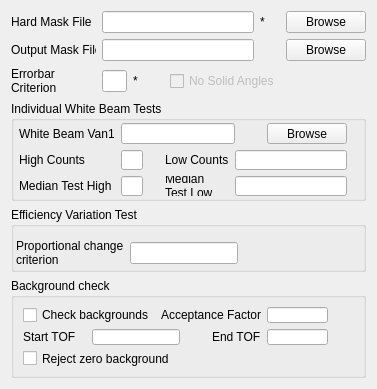
mantidproject/mantid, file Code/qtiplot/MantidQt/MantidWidgets/inc/MWDiag.ui: the form before one commit.
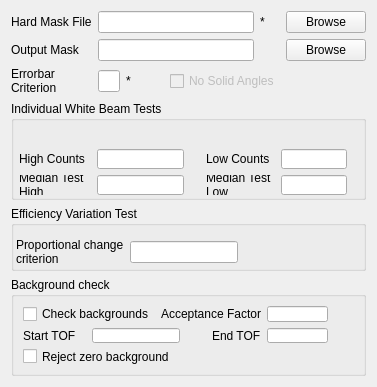
The form after the commit.

Diff of the .ui file:
```diff
--- a/Code/qtiplot/MantidQt/MantidWidgets/inc/MWDiag.ui
+++ b/Code/qtiplot/MantidQt/MantidWidgets/inc/MWDiag.ui
@@ -76,7 +76,7 @@
       </size>
      </property>
      <property name="text" >
-      <string>Output Mask File</string>
+      <string>Output Mask</string>
      </property>
     </widget>
    </item>
@@ -188,19 +188,6 @@
       <property name="bottomMargin" >
        <number>2</number>
       </property>
-      <item row="0" column="0" >
-       <widget class="QLabel" name="lbWBV1" >
-        <property name="sizePolicy" >
-         <sizepolicy vsizetype="Expanding" hsizetype="Expanding" >
-          <horstretch>0</horstretch>
-          <verstretch>0</verstretch>
-         </sizepolicy>
-        </property>
-        <property name="text" >
-         <string>White Beam Van1</string>
-        </property>
-       </widget>
-      </item>
       <item row="1" column="0" >
        <widget class="QLabel" name="lbHighAbs" >
         <property name="sizePolicy" >
@@ -328,9 +315,6 @@
         </property>
        </widget>
       </item>
-      <item row="0" column="1" colspan="4" >
-       <widget class="QLineEdit" name="leWBV1" />
-      </item>
       <item row="1" column="4" colspan="3" >
        <widget class="QLineEdit" name="leLowAbs" />
       </item>
@@ -353,13 +337,6 @@
         </property>
        </widget>
       </item>
-      <item row="0" column="6" >
-       <widget class="QPushButton" name="pbWBV1" >
-        <property name="text" >
-         <string>Browse</string>
-        </property>
-       </widget>
-      </item>
       <item row="2" column="3" >
        <widget class="QLabel" name="lbLowMed" >
         <property name="sizePolicy" >
@@ -376,6 +353,19 @@
         </property>
        </widget>
       </item>
+      <item row="0" column="1" >
+       <spacer name="verticalSpacer_2" >
+        <property name="orientation" >
+         <enum>Qt::Vertical</enum>
+        </property>
+        <property name="sizeHint" stdset="0" >
+         <size>
+          <width>20</width>
+          <height>10</height>
+         </size>
+        </property>
+       </spacer>
+      </item>
      </layout>
     </widget>
    </item>
```
